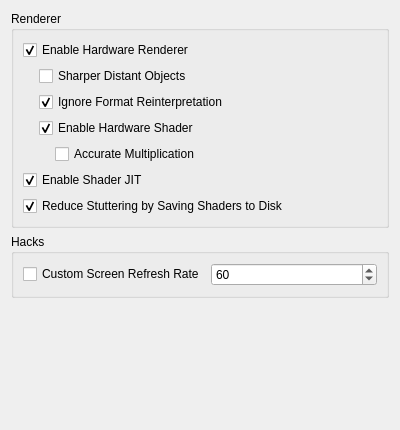
This is src/citra_qt/configuration/configure_graphics.ui in tbsp/citra-valentin as Qt 5 draws it before an edit. The edited form follows.
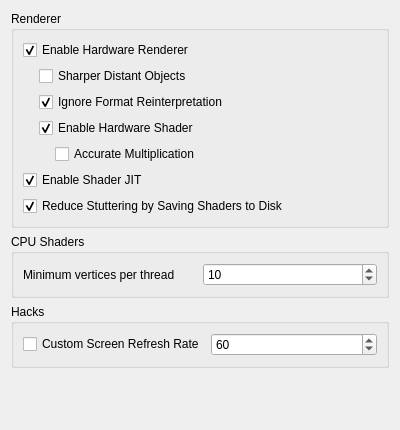
This is the edited form.

The edit to the form file:
```diff
--- a/src/citra_qt/configuration/configure_graphics.ui
+++ b/src/citra_qt/configuration/configure_graphics.ui
@@ -144,6 +144,39 @@
      </layout>
     </widget>
    </item>
+   <item>
+    <widget class="QGroupBox" name="groupBox_2">
+     <property name="title">
+      <string>CPU Shaders</string>
+     </property>
+     <layout class="QVBoxLayout" name="verticalLayout_3">
+      <item>
+       <layout class="QHBoxLayout" name="horizontalLayout_2">
+        <item>
+         <widget class="QLabel" name="label">
+          <property name="text">
+           <string>Minimum vertices per thread</string>
+          </property>
+         </widget>
+        </item>
+        <item>
+         <widget class="QSpinBox" name="min_vertices_per_thread">
+          <property name="minimum">
+           <number>1</number>
+          </property>
+          <property name="maximum">
+           <number>100000</number>
+          </property>
+          <property name="value">
+           <number>10</number>
+          </property>
+         </widget>
+        </item>
+       </layout>
+      </item>
+     </layout>
+    </widget>
+   </item>
    <item>
     <widget class="QGroupBox" name="groupBox">
      <property name="title">
```
